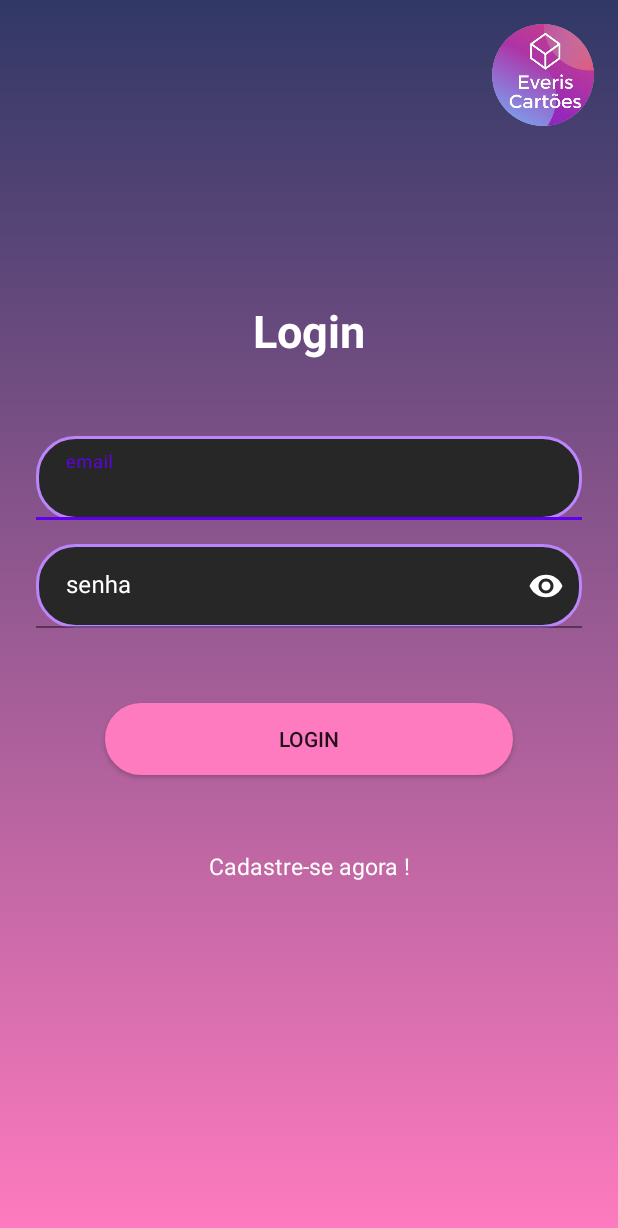
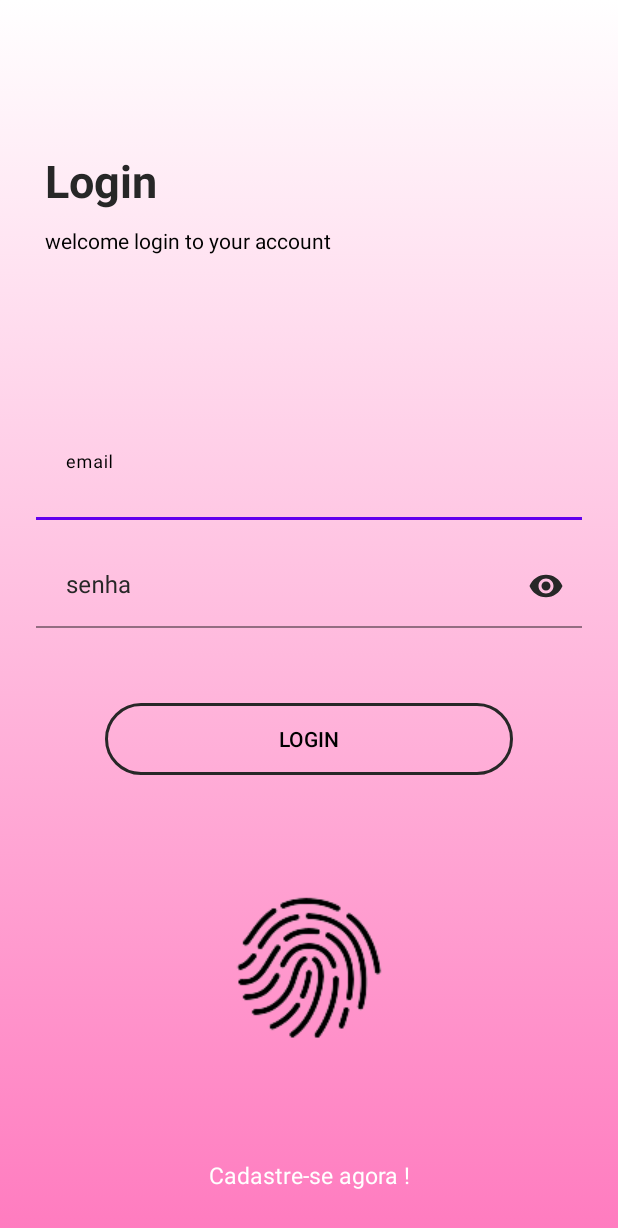
Before and after one commit to Kauane-SP/everis_cartoes, an Android app: the screen it shows after launch (MainActivity), on a phone screen of 412 x 824 dp. Shown: the top 1228 px of the screen. Run offline under Robolectric (Android 15) with nearby library versions, the phone set to English and light mode, and no system bars; our stand-ins replace Firebase (no records; nobody signed in at launch, a user with empty details on screens opened directly).

Commit message:
Adição do leitor de digitais

```diff
--- a/app/build.gradle
+++ b/app/build.gradle
@@ -41,6 +41,7 @@ dependencies {
 
     implementation platform('com.google.firebase:firebase-bom:27.1.0')
 
+    implementation "androidx.biometric:biometric-ktx:1.2.0-alpha03"
     //DI
     def koin_version = '2.1.5'
     implementation "org.koin:koin-android:$koin_version"
--- a/app/src/main/java/com/example/cartoeseveris/fragments/Login.kt
+++ b/app/src/main/java/com/example/cartoeseveris/fragments/Login.kt
@@ -9,12 +9,16 @@ import android.view.ViewGroup
 import android.widget.Toast
 import androidx.appcompat.widget.AppCompatButton
 import androidx.appcompat.widget.AppCompatEditText
+import androidx.appcompat.widget.AppCompatImageView
+import androidx.biometric.BiometricPrompt
+import androidx.fragment.app.FragmentActivity
 import androidx.lifecycle.ViewModelProvider
 import androidx.navigation.NavController
 import androidx.navigation.Navigation
 import com.example.cartoeseveris.api.BackendException
 import com.example.cartoeseveris.model.LoginModel
 import com.example.cartoeseveris.R
+import com.example.cartoeseveris.api.ImplementationBiometric
 import com.example.cartoeseveris.repository.LoginRepository
 import com.example.cartoeseveris.ui.CustomDialog
 import com.example.cartoeseveris.useCase.LoginUseCase
@@ -22,18 +26,23 @@ import com.example.cartoeseveris.viewModel.LoginTabState
 import com.example.cartoeseveris.viewModel.LoginViewModel
 import com.example.cartoeseveris.viewModel.LoginViewModelFactory
 import com.google.firebase.auth.FirebaseAuth
+import java.util.concurrent.Executor
 import kotlin.concurrent.fixedRateTimer
 
 class Login : Fragment() {
 
+    private lateinit var registerBiometric: ImplementationBiometric
     private lateinit var btLogin: AppCompatButton
     private lateinit var loginModel: LoginModel
     private lateinit var registerLogin: AppCompatEditText
     private lateinit var emailLogin: AppCompatEditText
     private lateinit var dialog: CustomDialog
-    private lateinit var api : BackendException
+    private lateinit var api: BackendException
     private lateinit var viewModel: LoginViewModel
     private lateinit var controllerInstance: NavController
+    private lateinit var btImageBiometric: AppCompatImageView
+    private lateinit var info: BiometricPrompt.PromptInfo
+
 
     override fun onCreateView(
         inflater: LayoutInflater, container: ViewGroup?,
@@ -44,6 +53,8 @@ class Login : Fragment() {
 
     override fun onViewCreated(view: View, savedInstanceState: Bundle?) {
 
+        registerBiometric = ImplementationBiometric()
+        btImageBiometric = view.findViewById(R.id.button_image_biometric)
         btLogin = view.findViewById(R.id.bt_login)
         emailLogin = view.findViewById(R.id.ed_text_email_login)
         registerLogin = view.findViewById(R.id.ed_text_register_login)
@@ -52,7 +63,23 @@ class Login : Fragment() {
         btLogin.setOnClickListener {
 
             loginModel = LoginModel(emailLogin.text.toString(), registerLogin.text.toString())
-            observerViewState(context, view, loginModel )
+            observerViewState(context, view, loginModel)
+        }
+
+        btImageBiometric.setOnClickListener {
+            val biometric = registerBiometric.biometricImplementation(
+                context,
+                requireActivity(),
+                ::successCallBack,
+                ::errorCallBack
+            )
+
+            info = BiometricPrompt.PromptInfo.Builder()
+                .setTitle("Biometric login for my app")
+                .setSubtitle("Log in using your biometric credential")
+                .setNegativeButtonText("Use account password")
+                .build()
+            biometric.authenticate(info)
         }
 
         dialog = CustomDialog()
@@ -61,18 +88,19 @@ class Login : Fragment() {
         initViewModel()
     }
 
-    private fun initViewModel(){
+    private fun initViewModel() {
         api = BackendException()
         val repository = LoginRepository(api)
         val useCase = LoginUseCase(repository)
-        viewModel = ViewModelProvider(this, LoginViewModelFactory(useCase)
+        viewModel = ViewModelProvider(
+            this, LoginViewModelFactory(useCase)
         ).get(LoginViewModel::class.java)
     }
 
-    fun observerViewState(context: Context, view: View, loginModel: LoginModel){
+    fun observerViewState(context: Context, view: View, loginModel: LoginModel) {
         viewModel.init(loginModel, context, view, dialog)
-        viewModel.viewState.observe(viewLifecycleOwner,  { viewEvent ->
-                when(viewEvent){
+        viewModel.viewState.observe(viewLifecycleOwner, { viewEvent ->
+            when (viewEvent) {
                 is LoginTabState.GetServicesFirebaseSuccess -> {
                     controllerInstance.navigate(R.id.action_login_to_home2)
                     val close = parentFragmentManager.beginTransaction()
@@ -86,11 +114,20 @@ class Login : Fragment() {
         })
     }
 
-    private fun checksRegister(){
+    private fun checksRegister() {
         val userRegister = FirebaseAuth.getInstance().currentUser
 
-        if (userRegister != null){
+        if (userRegister != null) {
             controllerInstance.navigate(R.id.action_login_to_home2)
         }
     }
+
+
+    private fun successCallBack() {
+        controllerInstance.navigate(R.id.action_login_to_home2)
     }
+
+    private fun errorCallBack() {
+        Toast.makeText(context, "Erro ! Tente novamente", Toast.LENGTH_SHORT)
+    }
+}
--- a/app/src/main/res/drawable/shape_background_login.xml
+++ b/app/src/main/res/drawable/shape_background_login.xml
@@ -4,9 +4,9 @@
         <shape>
             <gradient
                 android:angle="90"
-                android:endColor="#313866"
+                android:endColor="#ffff"
                 android:startColor="#ff7bbf"
-                android:type="linear" />
+                android:type="linear"/>
         </shape>
     </item>
 </selector>
--- a/app/src/main/res/drawable/shape_button_login.xml
+++ b/app/src/main/res/drawable/shape_button_login.xml
@@ -1,13 +1,10 @@
 <?xml version="1.0" encoding="utf-8"?>
 <shape xmlns:android="http://schemas.android.com/apk/res/android"
     android:shape="rectangle">
-    <solid
-        android:color="#ff7bbf"
-        />
     <corners
         android:radius="25dp"/>
     <stroke
-        android:color="#ff7bbf"
+        android:color="#272727"
         android:width="2dp"/>
     <padding
         android:top="10dp"
--- a/app/src/main/res/drawable/shape_button_logout.xml
+++ b/app/src/main/res/drawable/shape_button_logout.xml
@@ -8,7 +8,7 @@
         android:radius="25dp"/>
     <stroke
         android:color="#313866"
-        android:width="2dp"/>
+        android:width="1dp"/>
     <padding
         android:top="10dp"
         android:bottom="10dp"
--- a/app/src/main/res/layout/fragment_login.xml
+++ b/app/src/main/res/layout/fragment_login.xml
@@ -9,36 +9,43 @@
     android:id="@+id/content_login"
     tools:context=".fragments.Login">
 
-    <androidx.appcompat.widget.AppCompatImageView
-        android:id="@+id/image_logo"
-        android:layout_width="100dp"
-        android:layout_height="100dp"
-        android:padding="16dp"
-        app:layout_constraintTop_toTopOf="parent"
-        app:layout_constraintEnd_toEndOf="parent"
-        android:src="@drawable/logo_cartoes"
-        />
 
     <androidx.appcompat.widget.AppCompatTextView
         android:id="@+id/tv_title_login"
         android:layout_width="match_parent"
         android:layout_height="wrap_content"
         android:layout_marginTop="100dp"
-        android:gravity="center"
+        android:layout_marginStart="30dp"
+        android:gravity="start"
         android:text="@string/title_login"
-        android:textColor="@color/white"
+        android:textColor="#272727"
         android:textSize="30sp"
         android:textStyle="bold"
         app:layout_constraintBottom_toTopOf="@id/layout_ed_text_email_login"
         app:layout_constraintEnd_toEndOf="parent"
         app:layout_constraintStart_toStartOf="parent"
-        app:layout_constraintTop_toBottomOf="@id/image_logo" />
+        app:layout_constraintTop_toTopOf="parent" />
+
+    <androidx.appcompat.widget.AppCompatTextView
+        android:id="@+id/tv_sub_title_login"
+        android:layout_width="match_parent"
+        android:layout_height="wrap_content"
+        android:layout_marginTop="10dp"
+        android:layout_marginStart="30dp"
+        android:textColor="@color/black"
+        android:text="@string/sub_title_login"
+        app:layout_constraintTop_toBottomOf="@id/tv_title_login"
+        app:layout_constraintEnd_toEndOf="parent"
+        app:layout_constraintStart_toStartOf="parent"
+        />
 
     <com.google.android.material.textfield.TextInputLayout
         android:id="@+id/layout_ed_text_email_login"
         android:layout_width="match_parent"
         android:layout_height="wrap_content"
-        android:textColorHint="@color/white"
+        android:textColorHint="#272727"
+        android:layout_marginTop="100dp"
+        app:hintTextColor="@color/black"
         app:layout_constraintEnd_toEndOf="parent"
         app:layout_constraintStart_toStartOf="parent"
         app:layout_constraintTop_toBottomOf="@id/tv_title_login">
@@ -50,12 +57,12 @@
             android:layout_marginStart="24dp"
             android:layout_marginTop="50dp"
             android:layout_marginEnd="24dp"
-            android:background="@drawable/shape_text_login"
             android:hint="@string/email_login"
+            android:background="@android:color/transparent"
             android:paddingStart="20dp"
             app:layout_constraintEnd_toEndOf="parent"
             app:layout_constraintStart_toStartOf="parent"
-            app:layout_constraintTop_toBottomOf="@id/tv_title_login" />
+            app:layout_constraintTop_toBottomOf="@id/tv_sub_title_login" />
 
     </com.google.android.material.textfield.TextInputLayout>
 
@@ -63,9 +70,10 @@
         android:id="@+id/layout_ed_text_register_login"
         android:layout_width="match_parent"
         android:layout_height="wrap_content"
-        android:textColorHint="@color/white"
+        android:textColorHint="#272727"
         app:passwordToggleEnabled="true"
-        app:passwordToggleTint="@color/white"
+        app:passwordToggleTint="#272727"
+        app:hintTextColor="@color/black"
         app:layout_constraintEnd_toEndOf="parent"
         app:layout_constraintStart_toStartOf="parent"
         app:layout_constraintTop_toBottomOf="@id/layout_ed_text_email_login">
@@ -77,8 +85,9 @@
             android:layout_marginStart="24dp"
             android:layout_marginTop="16dp"
             android:layout_marginEnd="24dp"
-            android:background="@drawable/shape_text_login"
+            android:background="@android:color/transparent"
             android:hint="@string/senha_login"
+            app:hintTextColor="@color/black"
             android:inputType="textPassword"
             android:paddingStart="20dp"
             app:layout_constraintEnd_toEndOf="parent"
@@ -94,12 +103,23 @@
         android:layout_marginStart="70dp"
         android:layout_marginTop="50dp"
         android:layout_marginEnd="70dp"
+        android:textColor="@color/black"
         android:background="@drawable/shape_button_login"
         android:text="login"
-        app:layout_constraintBottom_toTopOf="@id/tv_cadastro"
         app:layout_constraintEnd_toEndOf="parent"
         app:layout_constraintStart_toStartOf="parent"
         app:layout_constraintTop_toBottomOf="@id/layout_ed_text_register_login" />
+
+    <androidx.appcompat.widget.AppCompatImageView
+        android:id="@+id/button_image_biometric"
+        android:layout_width="wrap_content"
+        android:layout_height="wrap_content"
+        android:src="@drawable/icone_digital_2"
+        app:layout_constraintTop_toBottomOf="@+id/bt_login"
+        app:layout_constraintEnd_toEndOf="parent"
+        app:layout_constraintStart_toStartOf="parent"
+        app:layout_constraintBottom_toTopOf="@id/tv_cadastro"
+        />
 
     <androidx.appcompat.widget.AppCompatTextView
         android:id="@+id/tv_cadastro"
@@ -108,12 +128,13 @@
         android:layout_marginStart="70dp"
         android:layout_marginTop="50dp"
         android:layout_marginEnd="70dp"
+        android:layout_marginBottom="30dp"
         android:gravity="center"
         android:text="@string/cadastre_se_agora_login"
         android:textColor="@color/white"
         android:textSize="15sp"
+        app:layout_constraintBottom_toBottomOf="parent"
         app:layout_constraintEnd_toEndOf="parent"
-        app:layout_constraintStart_toStartOf="parent"
-        app:layout_constraintTop_toBottomOf="@id/bt_login" />
+        app:layout_constraintStart_toStartOf="parent" />
 
 </androidx.constraintlayout.widget.ConstraintLayout>
--- a/app/src/main/res/values/strings.xml
+++ b/app/src/main/res/values/strings.xml
@@ -10,4 +10,5 @@
     <string name="title_login">Login</string>
     <string name="cadastre_se_agora_login">Cadastre-se agora !</string>
     <string name="logout_home">Logout</string>
+    <string name="sub_title_login">welcome login to your account</string>
 </resources>
```
Also changed, not shown: app/src/main/java/com/example/cartoeseveris/api/ImplementationBiometric.kt (added, +61 -0 lines), app/src/main/res/drawable/icone_digital.png (added), app/src/main/res/drawable/icone_digital_2.png (added). Lines whose indentation alone changed are shown as unchanged.
